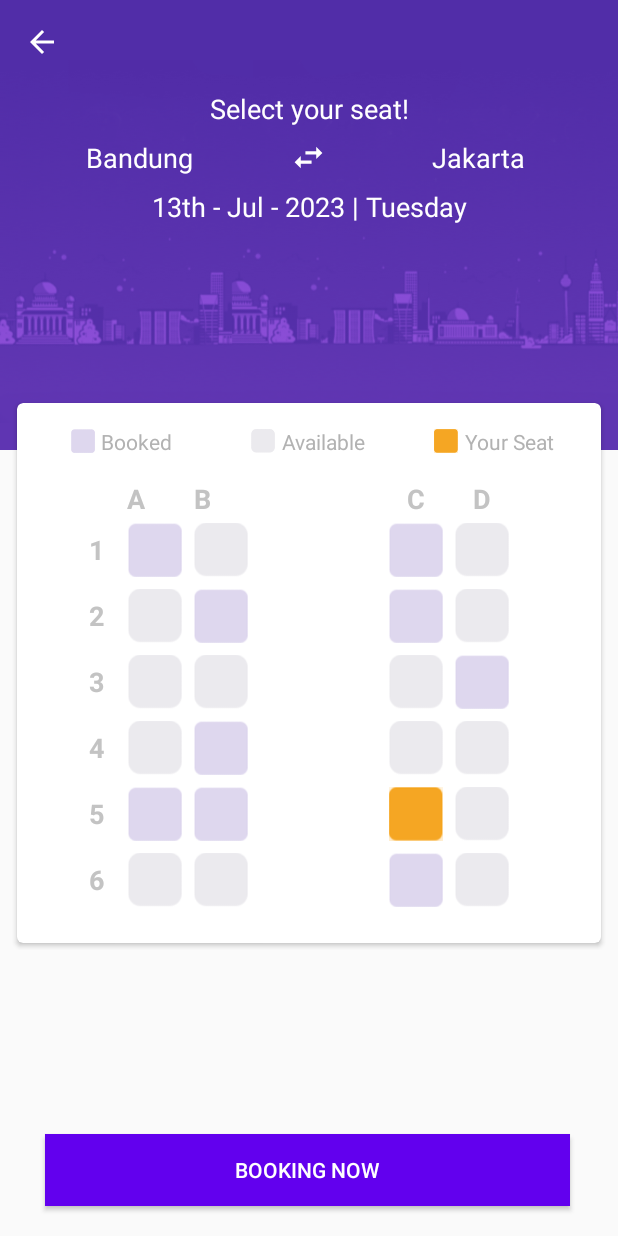
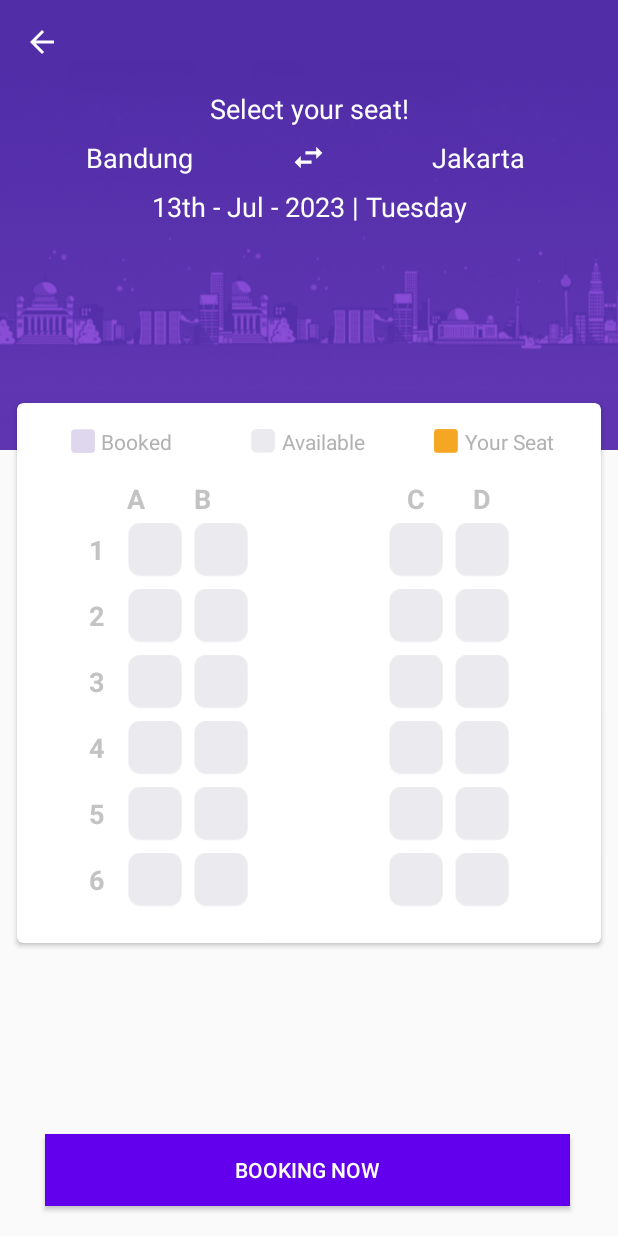
Before and after one commit to hasnabila321/Travel.in_Ver2, an Android app: the layout activity_booking_seat.xml on its own in the app's theme, with its tools: preview values and no code run, on a phone screen of 412 x 824 dp. Run offline under Robolectric (Android 15) with nearby library versions, the light colour scheme and no system bars.

Commit message:
seat bus ongoing

```diff
--- a/app/src/main/java/com/example/travelin/BusListAdapter.java
+++ b/app/src/main/java/com/example/travelin/BusListAdapter.java
@@ -55,8 +55,8 @@ public class BusListAdapter extends RecyclerView.Adapter<BusListAdapter.ViewHold
         holder.arrivalLoc.setText(busItem.getArrivalLoc());
         holder.arrivalLocDetails.setText(busItem.getArrivalLocDetails());
         holder.arrivalTime.setText(busItem.getArrivalTime());
-        holder.price.setText(String.valueOf(busItem.getPrice()));
-        holder.rating.setText(String.valueOf(busItem.getRating()));
+        holder.price.setText("Rp"+String.valueOf(busItem.getPrice()));
+        holder.rating.setText(String.valueOf(busItem.getRating())+"/5");
         holder.totalReviewers.setText(String.valueOf(busItem.getTotalReviewers()));
         holder.availableSeat.setText(String.valueOf(busItem.getAvailableSeat()));
     }
--- a/app/src/main/java/com/example/travelin/HomePage.java
+++ b/app/src/main/java/com/example/travelin/HomePage.java
@@ -54,6 +54,9 @@ public class HomePage extends AppCompatActivity implements View.OnClickListener,
             datePicker.show(getSupportFragmentManager(), "date picker");
         }else if(v.getId() == R.id.btnSearchBus){
             Intent intent = new Intent(HomePage.this, BusListPage.class);
+            intent.putExtra("departureLocation", btnDeparture.getText().toString());
+            intent.putExtra("arrivalLocation", btnArrival.getText().toString());
+            intent.putExtra("date", btnDate.getText().toString());
             startActivity(intent);
         }
     }
--- a/app/src/main/res/layout/booking_seat.xml
+++ b/app/src/main/res/layout/activity_booking_seat.xml
@@ -4,7 +4,7 @@
     xmlns:tools="http://schemas.android.com/tools"
     android:layout_width="match_parent"
     android:layout_height="match_parent"
-    tools:context=".BookingSeat">
+    tools:context=".BookingSeatPage">
 
 
     <com.google.android.material.appbar.AppBarLayout
@@ -307,12 +307,14 @@
                                     android:textStyle="bold" />
 
                                 <ImageView
+                                    android:id="@+id/seatA1"
                                     android:layout_width="36dp"
                                     android:layout_height="36dp"
                                     android:layout_marginEnd="4dp"
-                                    android:src="@drawable/booked_img" />
+                                    android:src="@drawable/available_img" />
 
                                 <ImageView
+                                    android:id="@+id/seatB1"
                                     android:layout_width="36dp"
                                     android:layout_height="36dp"
                                     android:layout_marginStart="4dp"
@@ -327,12 +329,14 @@
                                 android:gravity="center">
 
                                 <ImageView
+                                    android:id="@+id/seatC1"
                                     android:layout_width="36dp"
                                     android:layout_height="36dp"
                                     android:layout_marginEnd="4dp"
-                                    android:src="@drawable/booked_img" />
+                                    android:src="@drawable/available_img" />
 
                                 <ImageView
+                                    android:id="@+id/seatD1"
                                     android:layout_width="36dp"
                                     android:layout_height="36dp"
                                     android:layout_marginStart="4dp"
@@ -366,16 +370,18 @@
                                     android:textStyle="bold" />
 
                                 <ImageView
+                                    android:id="@+id/seatA2"
                                     android:layout_width="36dp"
                                     android:layout_height="36dp"
                                     android:layout_marginEnd="4dp"
                                     android:src="@drawable/available_img" />
 
                                 <ImageView
+                                    android:id="@+id/seatB2"
                                     android:layout_width="36dp"
                                     android:layout_height="36dp"
                                     android:layout_marginStart="4dp"
-                                    android:src="@drawable/booked_img" />
+                                    android:src="@drawable/available_img" />
 
                             </LinearLayout>
 
@@ -386,12 +392,14 @@
                                 android:gravity="center">
 
                                 <ImageView
+                                    android:id="@+id/seatC2"
                                     android:layout_width="36dp"
                                     android:layout_height="36dp"
                                     android:layout_marginEnd="4dp"
-                                    android:src="@drawable/booked_img" />
+                                    android:src="@drawable/available_img" />
 
                                 <ImageView
+                                    android:id="@+id/seatD2"
                                     android:layout_width="36dp"
                                     android:layout_height="36dp"
                                     android:layout_marginStart="4dp"
@@ -424,12 +432,14 @@
                                     android:textStyle="bold" />
 
                                 <ImageView
+                                    android:id="@+id/seatA3"
                                     android:layout_width="36dp"
                                     android:layout_height="36dp"
                                     android:layout_marginEnd="4dp"
                                     android:src="@drawable/available_img" />
 
                                 <ImageView
+                                    android:id="@+id/seatB3"
                                     android:layout_width="36dp"
                                     android:layout_height="36dp"
                                     android:layout_marginStart="4dp"
@@ -444,16 +454,18 @@
                                 android:gravity="center">
 
                                 <ImageView
+                                    android:id="@+id/seatC3"
                                     android:layout_width="36dp"
                                     android:layout_height="36dp"
                                     android:layout_marginEnd="4dp"
                                     android:src="@drawable/available_img" />
 
                                 <ImageView
+                                    android:id="@+id/seatD3"
                                     android:layout_width="36dp"
                                     android:layout_height="36dp"
                                     android:layout_marginStart="4dp"
-                                    android:src="@drawable/booked_img" />
+                                    android:src="@drawable/available_img" />
 
                             </LinearLayout>
 
@@ -482,16 +494,18 @@
                                     android:textStyle="bold" />
 
                                 <ImageView
+                                    android:id="@+id/seatA4"
                                     android:layout_width="36dp"
                                     android:layout_height="36dp"
                                     android:layout_marginEnd="4dp"
                                     android:src="@drawable/available_img" />
 
                                 <ImageView
+                                    android:id="@+id/seatB4"
                                     android:layout_width="36dp"
                                     android:layout_height="36dp"
                                     android:layout_marginStart="4dp"
-                                    android:src="@drawable/booked_img" />
+                                    android:src="@drawable/available_img" />
 
                             </LinearLayout>
 
@@ -502,12 +516,14 @@
                                 android:gravity="center">
 
                                 <ImageView
+                                    android:id="@+id/seatC4"
                                     android:layout_width="36dp"
                                     android:layout_height="36dp"
                                     android:layout_marginEnd="4dp"
                                     android:src="@drawable/available_img" />
 
                                 <ImageView
+                                    android:id="@+id/seatD4"
                                     android:layout_width="36dp"
                                     android:layout_height="36dp"
                                     android:layout_marginStart="4dp"
@@ -540,16 +556,18 @@
                                     android:textStyle="bold" />
 
                                 <ImageView
+                                    android:id="@+id/seatA5"
                                     android:layout_width="36dp"
                                     android:layout_height="36dp"
                                     android:layout_marginEnd="4dp"
-                                    android:src="@drawable/booked_img" />
+                                    android:src="@drawable/available_img" />
 
                                 <ImageView
+                                    android:id="@+id/seatB5"
                                     android:layout_width="36dp"
                                     android:layout_height="36dp"
                                     android:layout_marginStart="4dp"
-                                    android:src="@drawable/booked_img" />
+                                    android:src="@drawable/available_img" />
 
                             </LinearLayout>
 
@@ -560,12 +578,14 @@
                                 android:gravity="center">
 
                                 <ImageView
+                                    android:id="@+id/seatC5"
                                     android:layout_width="36dp"
                                     android:layout_height="36dp"
                                     android:layout_marginEnd="4dp"
-                                    android:src="@drawable/your_seat_img" />
+                                    android:src="@drawable/available_img" />
 
                                 <ImageView
+                                    android:id="@+id/seatD5"
                                     android:layout_width="36dp"
                                     android:layout_height="36dp"
                                     android:layout_marginStart="4dp"
@@ -598,12 +618,14 @@
                                     android:textStyle="bold" />
 
                                 <ImageView
+                                    android:id="@+id/seatA6"
                                     android:layout_width="36dp"
                                     android:layout_height="36dp"
                                     android:layout_marginEnd="4dp"
                                     android:src="@drawable/available_img" />
 
                                 <ImageView
+                                    android:id="@+id/seatB6"
                                     android:layout_width="36dp"
                                     android:layout_height="36dp"
                                     android:layout_marginStart="4dp"
@@ -618,12 +640,14 @@
                                 android:gravity="center">
 
                                 <ImageView
+                                    android:id="@+id/seatC6"
                                     android:layout_width="36dp"
                                     android:layout_height="36dp"
                                     android:layout_marginEnd="4dp"
-                                    android:src="@drawable/booked_img" />
+                                    android:src="@drawable/available_img" />
 
                                 <ImageView
+                                    android:id="@+id/seatD6"
                                     android:layout_width="36dp"
                                     android:layout_height="36dp"
                                     android:layout_marginStart="4dp"
```
Also changed, not shown: app/src/main/AndroidManifest.xml (+19 -12 lines), app/src/main/java/com/example/travelin/BookingSeat.java (deleted, +0 -27 lines), app/src/main/java/com/example/travelin/BookingSeatPage.java (added, +149 -0 lines), app/src/main/java/com/example/travelin/BusListPage.java (+31 -2 lines), app/src/main/res/layout/bus_viewholder.xml (+37 -35 lines).
